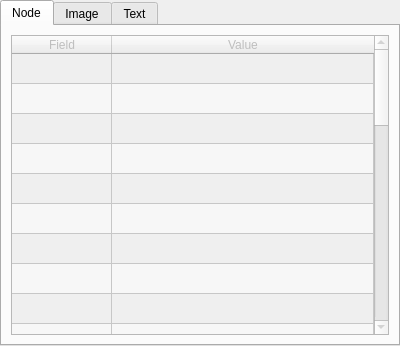
Before: the Qt Designer form qtNodeEdit.ui in H-uru/MoulKI, drawn with Qt 5.
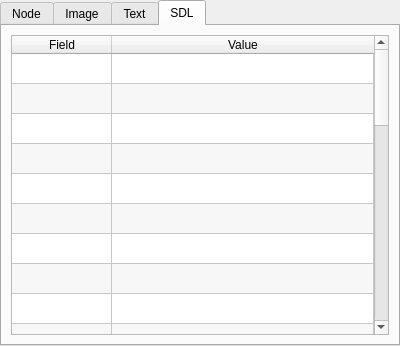
After: the same form once the commit is applied. The open tabs and pages were chosen to show the change.

```diff
--- a/qtNodeEdit.ui
+++ b/qtNodeEdit.ui
@@ -194,6 +194,80 @@
        </item>
       </layout>
      </widget>
+     <widget class="QWidget" name="SDLTab">
+      <attribute name="title">
+       <string>SDL</string>
+      </attribute>
+      <layout class="QVBoxLayout" name="verticalLayout_2">
+       <item>
+        <widget class="QTableWidget" name="nodeSDLData">
+         <property name="enabled">
+          <bool>true</bool>
+         </property>
+         <property name="alternatingRowColors">
+          <bool>true</bool>
+         </property>
+         <property name="selectionBehavior">
+          <enum>QAbstractItemView::SelectRows</enum>
+         </property>
+         <property name="rowCount">
+          <number>32</number>
+         </property>
+         <property name="columnCount">
+          <number>2</number>
+         </property>
+         <attribute name="horizontalHeaderStretchLastSection">
+          <bool>true</bool>
+         </attribute>
+         <attribute name="verticalHeaderVisible">
+          <bool>false</bool>
+         </attribute>
+         <row/>
+         <row/>
+         <row/>
+         <row/>
+         <row/>
+         <row/>
+         <row/>
+         <row/>
+         <row/>
+         <row/>
+         <row/>
+         <row/>
+         <row/>
+         <row/>
+         <row/>
+         <row/>
+         <row/>
+         <row/>
+         <row/>
+         <row/>
+         <row/>
+         <row/>
+         <row/>
+         <row/>
+         <row/>
+         <row/>
+         <row/>
+         <row/>
+         <row/>
+         <row/>
+         <row/>
+         <row/>
+         <column>
+          <property name="text">
+           <string>Field</string>
+          </property>
+         </column>
+         <column>
+          <property name="text">
+           <string>Value</string>
+          </property>
+         </column>
+        </widget>
+       </item>
+      </layout>
+     </widget>
     </widget>
    </item>
   </layout>
```
Left out of the diff: 6 changed lines with no effect on the pictures.
